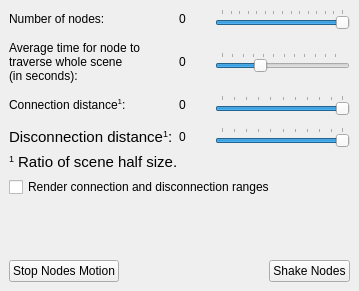
The window that Computer_networks/p2p/src/forms/main_dockable_panel.ui (rutsky/semester09) describes before a commit, drawn with Qt 5.
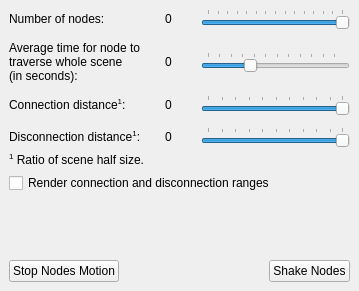
The same window after the commit.

Commit message: Fix item font and translation

```diff
--- a/Computer_networks/p2p/src/forms/main_dockable_panel.ui
+++ b/Computer_networks/p2p/src/forms/main_dockable_panel.ui
@@ -155,11 +155,7 @@
       <item row="3" column="0">
        <widget class="QLabel" name="label_4">
         <property name="text">
-         <string>&lt;!DOCTYPE HTML PUBLIC &quot;-//W3C//DTD HTML 4.0//EN&quot; &quot;http://www.w3.org/TR/REC-html40/strict.dtd&quot;&gt;
-&lt;html&gt;&lt;head&gt;&lt;meta name=&quot;qrichtext&quot; content=&quot;1&quot; /&gt;&lt;style type=&quot;text/css&quot;&gt;
-p, li { white-space: pre-wrap; }
-&lt;/style&gt;&lt;/head&gt;&lt;body style=&quot; font-family:'Ubuntu'; font-size:11pt; font-weight:400; font-style:normal;&quot;&gt;
-&lt;p style=&quot; margin-top:0px; margin-bottom:0px; margin-left:0px; margin-right:0px; -qt-block-indent:0; text-indent:0px;&quot;&gt;Disconnection distance&lt;span style=&quot; vertical-align:super;&quot;&gt;1&lt;/span&gt;:&lt;/p&gt;&lt;/body&gt;&lt;/html&gt;</string>
+         <string>Disconnection distance&lt;sup&gt;1&lt;/sup&gt;:</string>
         </property>
        </widget>
       </item>
@@ -197,11 +193,7 @@
     <item>
      <widget class="QLabel" name="label_5">
       <property name="text">
-       <string>&lt;!DOCTYPE HTML PUBLIC &quot;-//W3C//DTD HTML 4.0//EN&quot; &quot;http://www.w3.org/TR/REC-html40/strict.dtd&quot;&gt;
-&lt;html&gt;&lt;head&gt;&lt;meta name=&quot;qrichtext&quot; content=&quot;1&quot; /&gt;&lt;style type=&quot;text/css&quot;&gt;
-p, li { white-space: pre-wrap; }
-&lt;/style&gt;&lt;/head&gt;&lt;body style=&quot; font-family:'Ubuntu'; font-size:11pt; font-weight:400; font-style:normal;&quot;&gt;
-&lt;p style=&quot; margin-top:0px; margin-bottom:0px; margin-left:0px; margin-right:0px; -qt-block-indent:0; text-indent:0px;&quot;&gt;&lt;span style=&quot; vertical-align:super;&quot;&gt;1&lt;/span&gt; Ratio of scene half size.&lt;/p&gt;&lt;/body&gt;&lt;/html&gt;</string>
+       <string>&lt;sup&gt;1&lt;/sup&gt; Ratio of scene half size.</string>
       </property>
       <property name="wordWrap">
        <bool>true</bool>
```
The commit also changes 2 other files.
